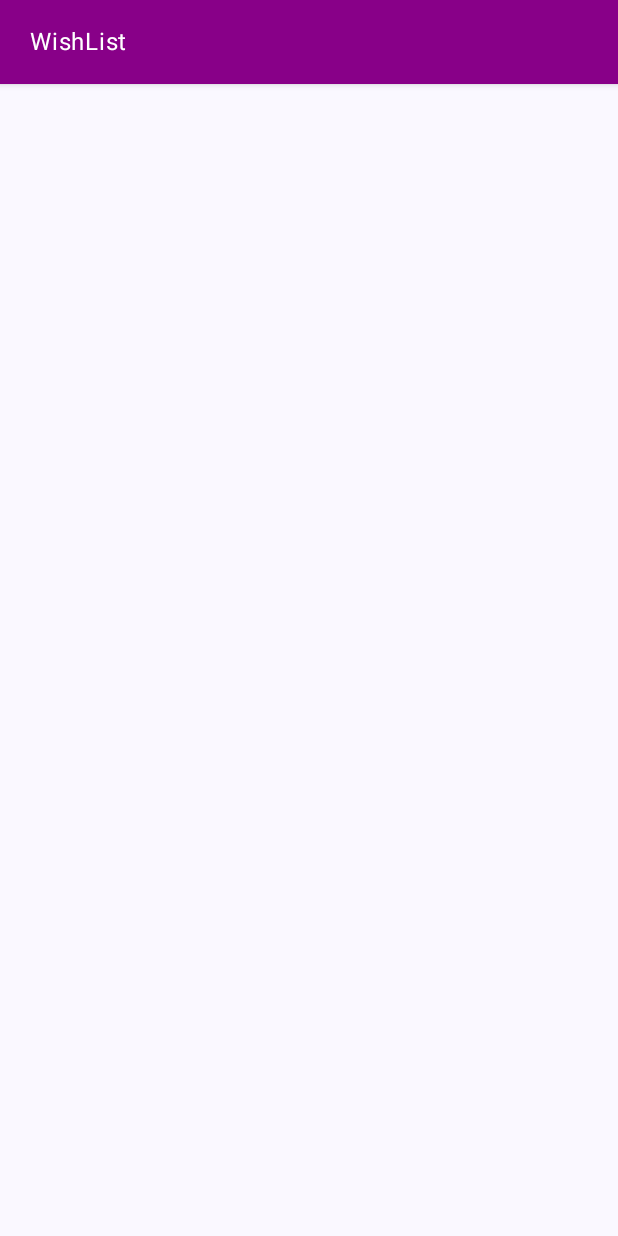
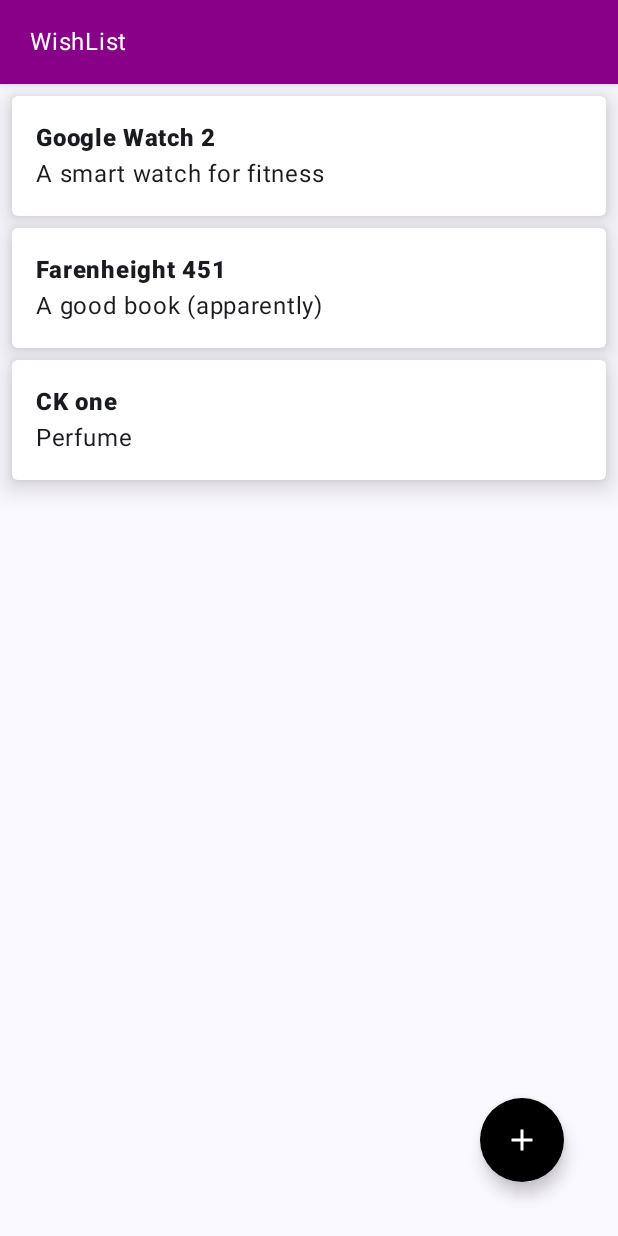
Before and after one commit to JazimLatif/WishlistApp, an Android app built with Jetpack Compose: the screen it shows after launch (MainActivity), on a phone screen of 412 x 824 dp. Run offline under Robolectric (Android 15) with nearby library versions, the phone set to English and light mode, and no system bars.

Commit message:
initial commit

```diff
--- a/app/src/main/java/com/example/wishlistapp/ui/theme/AppBar.kt
+++ b/app/src/main/java/com/example/wishlistapp/AppBar.kt
@@ -1,22 +1,41 @@
-package com.example.wishlistapp.ui.theme
+package com.example.wishlistapp
 
 import androidx.compose.foundation.layout.heightIn
 import androidx.compose.foundation.layout.padding
+import androidx.compose.material.Icon
+import androidx.compose.material.IconButton
 import androidx.compose.material.TopAppBar
-import androidx.compose.material3.ExperimentalMaterial3Api
+import androidx.compose.material.icons.Icons
+import androidx.compose.material.icons.automirrored.filled.ArrowBack
 import androidx.compose.material3.Text
 import androidx.compose.runtime.Composable
 import androidx.compose.ui.Modifier
+import androidx.compose.ui.graphics.Color
 import androidx.compose.ui.res.colorResource
 import androidx.compose.ui.unit.dp
-import com.example.wishlistapp.R
 
-@OptIn(ExperimentalMaterial3Api::class)
+
 @Composable
 fun AppBarView(
     title: String,
     onBackNavClicked: () -> Unit = {}
 ) {
+    val navigationIcon : (@Composable () -> Unit)? =
+        if (title.contains("WishList")) {
+            null
+        } else {
+            {
+                IconButton(onClick = { onBackNavClicked() }) {
+                    Icon(
+                        imageVector = Icons.AutoMirrored.Filled.ArrowBack,
+                        tint = Color.White,
+                        contentDescription = "Back Button"
+                    )
+
+                }
+            }
+        }
+
     TopAppBar(
         title = {
             Text(
@@ -29,5 +48,6 @@ fun AppBarView(
         },
         elevation = 3.dp,
         backgroundColor = colorResource(id = R.color.app_bar_color),
+        navigationIcon = navigationIcon
     )
 }
--- a/app/src/main/java/com/example/wishlistapp/HomeView.kt
+++ b/app/src/main/java/com/example/wishlistapp/HomeView.kt
@@ -1,18 +1,90 @@
 package com.example.wishlistapp
 
+import android.widget.Toast
+import androidx.compose.foundation.clickable
+import androidx.compose.foundation.layout.Column
 import androidx.compose.foundation.layout.fillMaxSize
+import androidx.compose.foundation.layout.fillMaxWidth
 import androidx.compose.foundation.layout.padding
 import androidx.compose.foundation.lazy.LazyColumn
+import androidx.compose.foundation.lazy.items
+import androidx.compose.material.Card
+import androidx.compose.material.FloatingActionButton
+import androidx.compose.material.Icon
+import androidx.compose.material.icons.Icons
+import androidx.compose.material.icons.filled.Add
 import androidx.compose.material3.Scaffold
+import androidx.compose.material3.Text
 import androidx.compose.runtime.Composable
 import androidx.compose.ui.Modifier
-import com.example.wishlistapp.ui.theme.AppBarView
+import androidx.compose.ui.graphics.Color
+import androidx.compose.ui.platform.LocalContext
+import androidx.compose.ui.text.font.FontWeight
+import androidx.compose.ui.unit.dp
+import androidx.navigation.NavController
+import com.example.wishlistapp.data.DummyWish
+import com.example.wishlistapp.data.Wish
 
 @Composable
-fun HomeView() {
+fun HomeView(
+    navController: NavController,
+    viewModel: WishViewModel
+) {
+    val context = LocalContext.current
     Scaffold(
-        topBar = { AppBarView(title= "WishList") }
+        topBar = { AppBarView(title= "WishList") {
+                Toast.makeText(context, "Back pressed", Toast.LENGTH_SHORT).show()
+            }
+        },
+        floatingActionButton = {
+            FloatingActionButton(
+                modifier= Modifier.padding(all=20.dp),
+                contentColor = Color.White,
+                backgroundColor = Color.Black,
+                onClick = { navController.navigate(Screen.AddScreen.route) }
+            ) {
+                Icon(
+                    imageVector = Icons.Default.Add,
+                    contentDescription = "floating action button",
+                )
+            }
+        }
     ){
-        LazyColumn(modifier = Modifier.fillMaxSize().padding(it)) { }
+        LazyColumn(modifier = Modifier
+            .fillMaxSize()
+            .padding(it)) {
+            items(DummyWish.wishList) { wish ->
+                WishItem(wish = wish, {})
+            }
+        }
     }
 }
+
+@Composable
+fun WishItem(
+    wish: Wish,
+    onClick: () -> Unit
+) {
+    Card(
+        modifier = Modifier
+            .fillMaxWidth()
+            .padding(top = 8.dp, start = 8.dp, end = 8.dp)
+            .clickable {
+                onClick()
+            },
+        elevation = 10.dp,
+        backgroundColor = Color.White
+        ) {
+        Column(
+            modifier = Modifier.padding(16.dp)
+        ) {
+            Text(
+                wish.title,
+                fontWeight = FontWeight.ExtraBold
+            )
+            Text(
+                text = wish.description
+            )
+        }
+    }
+}
--- a/app/src/main/java/com/example/wishlistapp/MainActivity.kt
+++ b/app/src/main/java/com/example/wishlistapp/MainActivity.kt
@@ -14,7 +14,7 @@ class MainActivity : ComponentActivity() {
         setContent {
             WishlistAppTheme {
                 Surface(modifier = Modifier.fillMaxSize()) {
-                    HomeView()
+                    Navigation()
                 }
             }
         }
--- /dev/null
+++ b/app/src/main/java/com/example/wishlistapp/Navigation.kt
@@ -0,0 +1,25 @@
+package com.example.wishlistapp
+
+import androidx.compose.runtime.Composable
+import androidx.navigation.compose.rememberNavController
+import androidx.lifecycle.viewmodel.compose.viewModel
+import androidx.navigation.NavHostController
+import androidx.navigation.compose.NavHost
+import androidx.navigation.compose.composable
+
+@Composable
+fun Navigation(
+    viewModel: WishViewModel = viewModel(),
+    navController: NavHostController = rememberNavController()
+) {
+    NavHost(
+        navController = navController,
+        startDestination = Screen.HomeScreen.route) {
+        composable(Screen.HomeScreen.route) {
+            HomeView(navController, viewModel)
+        }
+        composable(Screen.AddScreen.route) {
+            AddEditDetailView(0L, viewModel = viewModel, navController = navController)
+        }
+    }
+}
--- /dev/null
+++ b/app/src/main/java/com/example/wishlistapp/Screen.kt
@@ -0,0 +1,6 @@
+package com.example.wishlistapp
+
+sealed class Screen(val route: String) {
+    object HomeScreen: Screen("home_screen")
+    object AddScreen: Screen("add_screen")
+}
--- /dev/null
+++ b/app/src/main/java/com/example/wishlistapp/WishViewModel.kt
@@ -0,0 +1,20 @@
+package com.example.wishlistapp
+
+import androidx.compose.runtime.getValue
+import androidx.compose.runtime.mutableStateOf
+import androidx.compose.runtime.setValue
+import androidx.lifecycle.ViewModel
+
+class WishViewModel: ViewModel() {
+    var wishTitleState by mutableStateOf("")
+    var wishDescriptionState by mutableStateOf("")
+
+
+    fun onWishTitleChanged(newTitle: String) {
+        wishTitleState = newTitle
+    }
+
+    fun onWishDescriptionChanged(newDescription: String) {
+        wishDescriptionState = newDescription
+    }
+}
--- /dev/null
+++ b/app/src/main/java/com/example/wishlistapp/data/Wish.kt
@@ -0,0 +1,15 @@
+package com.example.wishlistapp.data
+
+data class Wish(
+    val title: String = "",
+    val description: String = ""
+)
+
+
+object DummyWish {
+    val wishList = listOf(
+        Wish("Google Watch 2", "A smart watch for fitness"),
+        Wish("Farenheight 451", "A good book (apparently)"),
+        Wish("CK one", "Perfume")
+    )
+}
--- a/app/src/main/res/values/strings.xml
+++ b/app/src/main/res/values/strings.xml
@@ -1,3 +1,5 @@
 <resources>
     <string name="app_name">WishlistApp</string>
+    <string name="update_wish">Update Wish</string>
+    <string name="add_wish">Add Wish</string>
 </resources>
```
Also changed, not shown: app/src/main/java/com/example/wishlistapp/AddEditDetailView.kt (added, +104 -0 lines).
